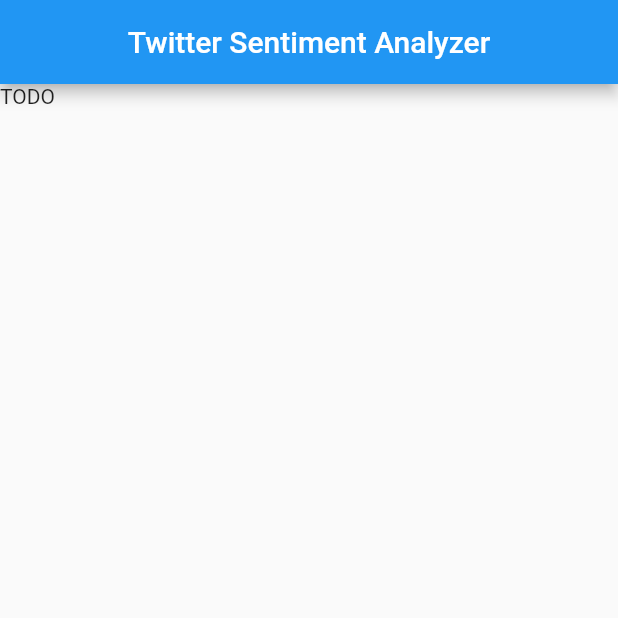
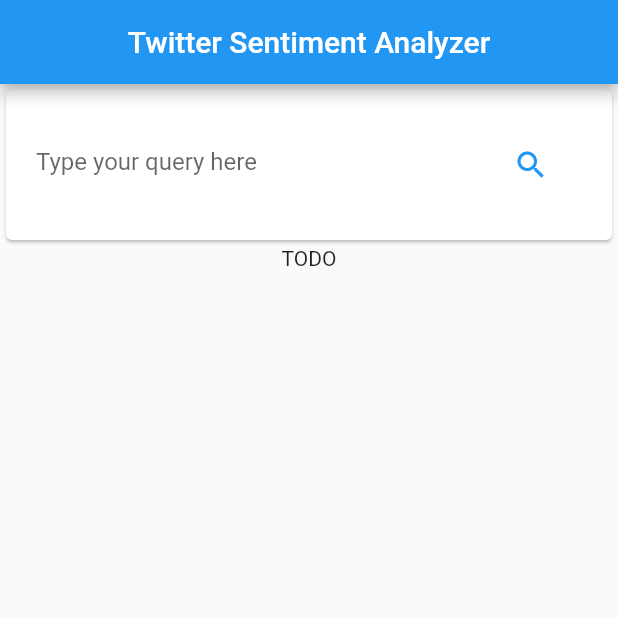
Before and after one commit to mzaieda/Twitter-Sentiment-Analysis-Mobile-App, a Flutter app: the screen it shows after launch, on a phone screen of 412 x 824 dp, the top half of it. Run offline on Flutter 3.47's test engine with Material 2 defaults, Android fonts, the light colour scheme and no system bars.

Commit message:
Add QueryInput widget to the home screen

```diff
--- /dev/null
+++ b/mobile/lib/components/query_input.dart
@@ -0,0 +1,55 @@
+import 'package:flutter/material.dart';
+
+class QueryInput extends StatefulWidget {
+  const QueryInput({Key? key}) : super(key: key);
+
+  @override
+  _QueryInputState createState() => _QueryInputState();
+}
+
+class _QueryInputState extends State<QueryInput> {
+  final TextEditingController _textEditingController = TextEditingController();
+
+  @override
+  Widget build(BuildContext context) {
+    return Card(
+      child: SizedBox(
+        height: 100,
+        child: SizedBox(
+          child: InkWell(
+            onTap: () {},
+            child: Container(
+              alignment: Alignment.center,
+              width: double.infinity,
+              padding: const EdgeInsets.only(
+                left: 20,
+                right: 10,
+              ),
+              child: TextField(
+                onChanged: (text) {
+                  setState(() {});
+                },
+                onSubmitted: (text) {}, // TODO
+                decoration: InputDecoration(
+                  hintText: "Type your query here",
+                  border: InputBorder.none,
+                  suffixIcon: RawMaterialButton(
+                    onPressed: () {}, // TODO
+                    child: const Icon(
+                      Icons.search,
+                      color: Colors.blue,
+                    ),
+                  ),
+                ),
+                controller: _textEditingController,
+                style: const TextStyle(
+                  color: Colors.grey,
+                ),
+              ),
+            ),
+          ),
+        ),
+      ),
+    );
+  }
+}
--- a/mobile/lib/screens/home_page.dart
+++ b/mobile/lib/screens/home_page.dart
@@ -1,4 +1,5 @@
 import 'package:flutter/material.dart';
+import 'package:mobile/components/query_input.dart';
 
 class HomePage extends StatefulWidget {
   const HomePage({Key? key}) : super(key: key);
@@ -15,7 +16,12 @@
         centerTitle: true,
         title: const Text('Twitter Sentiment Analyzer'),
       ),
-      body: const Text('TODO'),
+      body: Column(
+        children: const <Widget>[
+          QueryInput(),
+          Text("TODO"), // TODO
+        ],
+      ),
     );
   }
 }
```
